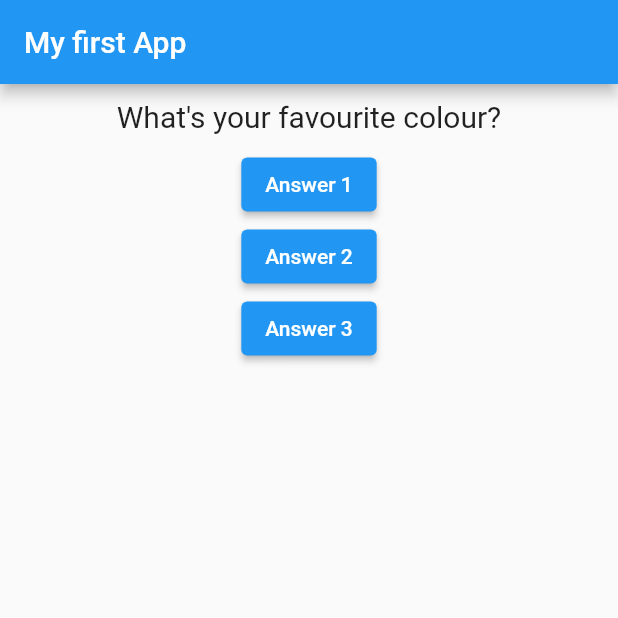
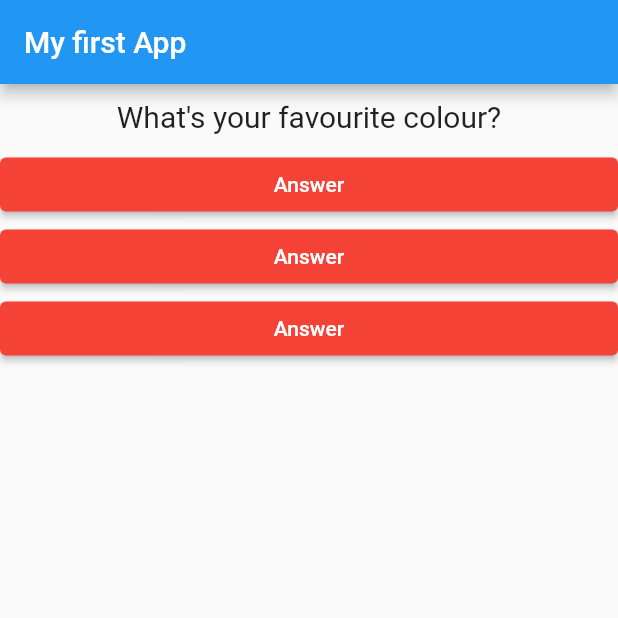
Before and after one commit to klemenramsak/flutter-my_app, a Flutter app: the screen it shows after launch, on a phone screen of 412 x 824 dp, the top half of it. Run offline on Flutter 3.47's test engine with Material 2 defaults, Android fonts, the phone set to English and light mode, and no system bars.

Commit message:
Added answer.dart and styled answer buttons

```diff
--- /dev/null
+++ b/lib/answer.dart
@@ -0,0 +1,21 @@
+import 'package:flutter/material.dart';
+
+class Answer extends StatelessWidget {
+  final VoidCallback selectHandler;
+
+  Answer(this.selectHandler);
+
+  @override
+  Widget build(BuildContext context) {
+    return Container(
+      width: double.infinity,
+      child: ElevatedButton(
+        style: ButtonStyle(
+          backgroundColor: MaterialStateProperty.all(Colors.red)
+        ),
+        onPressed: selectHandler,
+        child: const Text("Answer")
+      ),
+    );
+  }
+}
--- a/lib/main.dart
+++ b/lib/main.dart
@@ -1,6 +1,7 @@
 import 'package:flutter/material.dart';
 
 import './question.dart';
+import './answer.dart';
 
 void main() {
   runApp(MyApp());
@@ -41,12 +42,9 @@ class _MyAppState extends State<MyApp> {
         body: Column(
           children: [
             Question(questions[_questionIndex]),
-            ElevatedButton(
-                onPressed: _answerQuestion, child: const Text("Answer 1")),
-            ElevatedButton(
-                onPressed: _answerQuestion, child: const Text("Answer 2")),
-            ElevatedButton(
-                onPressed: _answerQuestion, child: const Text("Answer 3")),
+            Answer(_answerQuestion),
+            Answer(_answerQuestion),
+            Answer(_answerQuestion),
           ],
         ),
       ),
```
